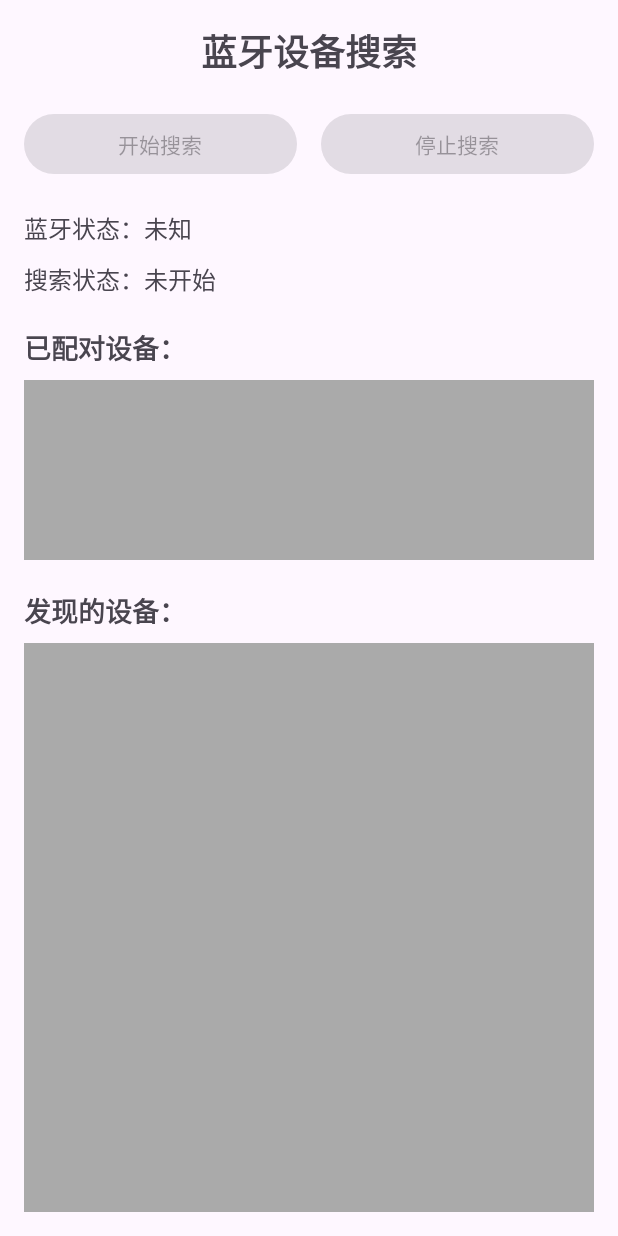
After one commit to caoyang9/Cxk-app, an Android app: the layout activity_bluetooth.xml on its own in the app's theme, with its tools: preview values and no code run, on a phone screen of 412 x 824 dp. The commit adds this screen. Run offline under Robolectric (Android 15) with nearby library versions, the phone set to English and light mode, and no system bars.

Commit message:
feat:使用蓝牙搜索附近设备

```diff
--- a/app/src/main/java/com/yang/androiddemolog/mmiActivity/MMIActivity.java
+++ b/app/src/main/java/com/yang/androiddemolog/mmiActivity/MMIActivity.java
@@ -37,6 +37,8 @@ public class MMIActivity extends AppCompatActivity {
             gyroscopeSensorBtn, magneticFieldSensorBtn, game1Btn, game2Btn;
 
     private Button usbBtn, otgBtn, batteryBtn;
+
+    private Button btBtn, wifiBtn, gpsBtn;
 
     @Override
     protected void onCreate(@Nullable Bundle savedInstanceState) {
@@ -80,6 +82,8 @@ public class MMIActivity extends AppCompatActivity {
         otgBtn = findViewById(R.id.btn_otg);
         batteryBtn = findViewById(R.id.btn_power);
 
+        btBtn = findViewById(R.id.btn_bt);
+
         brightnessBtn.setOnClickListener(v -> startActivity(new Intent(MMIActivity.this, BrightnessActivity.class)));
         imageBtn.setOnClickListener(v -> startActivity(new Intent(MMIActivity.this, ImageActivity.class)));
         touchBtn.setOnClickListener(v -> startActivity(new Intent(MMIActivity.this, TouchActivity.class)));
@@ -106,6 +110,7 @@ public class MMIActivity extends AppCompatActivity {
         otgBtn.setOnClickListener(v -> startActivity(new Intent(MMIActivity.this, OTGActivity.class)));
         batteryBtn.setOnClickListener(v -> startActivity(new Intent(MMIActivity.this, BatteryActivity.class)));
 
+        btBtn.setOnClickListener(v -> startActivity(new Intent(MMIActivity.this, BluetoothActivity.class)));
     }
 
     private void initMappings() {
--- /dev/null
+++ b/app/src/main/res/layout/activity_bluetooth.xml
@@ -0,0 +1,90 @@
+<?xml version="1.0" encoding="utf-8"?>
+<LinearLayout xmlns:android="http://schemas.android.com/apk/res/android"
+    android:layout_width="match_parent"
+    android:layout_height="match_parent"
+    android:orientation="vertical"
+    android:padding="16dp">
+
+    <TextView
+        android:layout_width="match_parent"
+        android:layout_height="wrap_content"
+        android:text="蓝牙设备搜索"
+        android:textSize="24sp"
+        android:textStyle="bold"
+        android:gravity="center"
+        android:layout_marginBottom="20dp" />
+
+    <LinearLayout
+        android:layout_width="match_parent"
+        android:layout_height="wrap_content"
+        android:orientation="horizontal"
+        android:gravity="center"
+        android:layout_marginBottom="20dp">
+
+        <Button
+            android:id="@+id/btnStartDiscovery"
+            android:layout_width="0dp"
+            android:layout_height="wrap_content"
+            android:layout_weight="1"
+            android:text="开始搜索"
+            android:layout_marginEnd="8dp"
+            android:enabled="false" />
+
+        <Button
+            android:id="@+id/btnStopDiscovery"
+            android:layout_width="0dp"
+            android:layout_height="wrap_content"
+            android:layout_weight="1"
+            android:text="停止搜索"
+            android:layout_marginStart="8dp"
+            android:enabled="false" />
+
+    </LinearLayout>
+
+    <TextView
+        android:id="@+id/tvBluetoothStatus"
+        android:layout_width="match_parent"
+        android:layout_height="wrap_content"
+        android:text="蓝牙状态：未知"
+        android:textSize="16sp"
+        android:layout_marginBottom="10dp" />
+
+    <TextView
+        android:id="@+id/tvDiscoveryStatus"
+        android:layout_width="match_parent"
+        android:layout_height="wrap_content"
+        android:text="搜索状态：未开始"
+        android:textSize="16sp"
+        android:layout_marginBottom="20dp" />
+
+    <TextView
+        android:layout_width="match_parent"
+        android:layout_height="wrap_content"
+        android:text="已配对设备："
+        android:textSize="18sp"
+        android:textStyle="bold"
+        android:layout_marginBottom="8dp" />
+
+    <ListView
+        android:id="@+id/lvPairedDevices"
+        android:layout_width="match_parent"
+        android:layout_height="120dp"
+        android:layout_marginBottom="20dp"
+        android:background="@android:color/darker_gray" />
+
+    <TextView
+        android:layout_width="match_parent"
+        android:layout_height="wrap_content"
+        android:text="发现的设备："
+        android:textSize="18sp"
+        android:textStyle="bold"
+        android:layout_marginBottom="8dp" />
+
+    <ListView
+        android:id="@+id/lvDiscoveredDevices"
+        android:layout_width="match_parent"
+        android:layout_height="0dp"
+        android:layout_weight="1"
+        android:background="@android:color/darker_gray" />
+
+</LinearLayout>
```
Also changed, not shown: app/src/main/AndroidManifest.xml (+19 -0 lines), app/src/main/java/com/yang/androiddemolog/mmiActivity/BluetoothActivity.java (added, +433 -0 lines).
